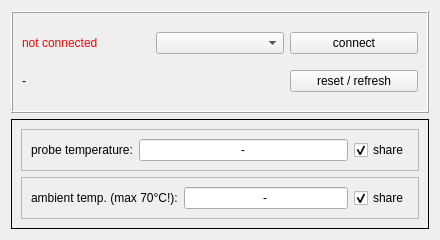
bchjoerni/mlab, file thermocouplewindow.ui: the form before one commit.
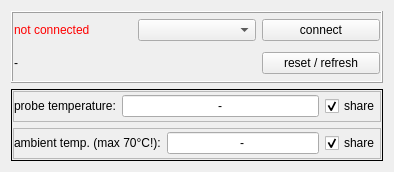
The form after the commit.

```diff
--- a/thermocouplewindow.ui
+++ b/thermocouplewindow.ui
@@ -6,8 +6,8 @@
    <rect>
     <x>0</x>
     <y>0</y>
-    <width>440</width>
-    <height>240</height>
+    <width>394</width>
+    <height>172</height>
    </rect>
   </property>
   <property name="windowTitle">
@@ -23,6 +23,18 @@
       <enum>QFrame::Raised</enum>
      </property>
      <layout class="QGridLayout" name="gridLayout_4">
+      <property name="leftMargin">
+       <number>1</number>
+      </property>
+      <property name="topMargin">
+       <number>1</number>
+      </property>
+      <property name="rightMargin">
+       <number>1</number>
+      </property>
+      <property name="bottomMargin">
+       <number>1</number>
+      </property>
       <item row="0" column="0">
        <widget class="QLabel" name="lbl_status">
         <property name="styleSheet">
@@ -69,6 +81,18 @@
       <enum>QFrame::Box</enum>
      </property>
      <layout class="QGridLayout" name="gridLayout_9">
+      <property name="leftMargin">
+       <number>1</number>
+      </property>
+      <property name="topMargin">
+       <number>1</number>
+      </property>
+      <property name="rightMargin">
+       <number>1</number>
+      </property>
+      <property name="bottomMargin">
+       <number>1</number>
+      </property>
       <item row="0" column="0">
        <widget class="QFrame" name="frame_probe">
         <property name="frameShape">
@@ -78,6 +102,18 @@
          <enum>QFrame::Raised</enum>
         </property>
         <layout class="QGridLayout" name="gridLayout">
+         <property name="leftMargin">
+          <number>0</number>
+         </property>
+         <property name="topMargin">
+          <number>0</number>
+         </property>
+         <property name="rightMargin">
+          <number>0</number>
+         </property>
+         <property name="bottomMargin">
+          <number>0</number>
+         </property>
          <item row="0" column="0">
           <widget class="QLabel" name="lbl_probeTemperature_lbl">
            <property name="text">
@@ -120,6 +156,18 @@
          <enum>QFrame::Raised</enum>
         </property>
         <layout class="QGridLayout" name="gridLayout_2">
+         <property name="leftMargin">
+          <number>0</number>
+         </property>
+         <property name="topMargin">
+          <number>0</number>
+         </property>
+         <property name="rightMargin">
+          <number>0</number>
+         </property>
+         <property name="bottomMargin">
+          <number>0</number>
+         </property>
          <item row="0" column="0">
           <widget class="QLabel" name="lbl_ambientTemperature_lbl">
            <property name="text">
```
